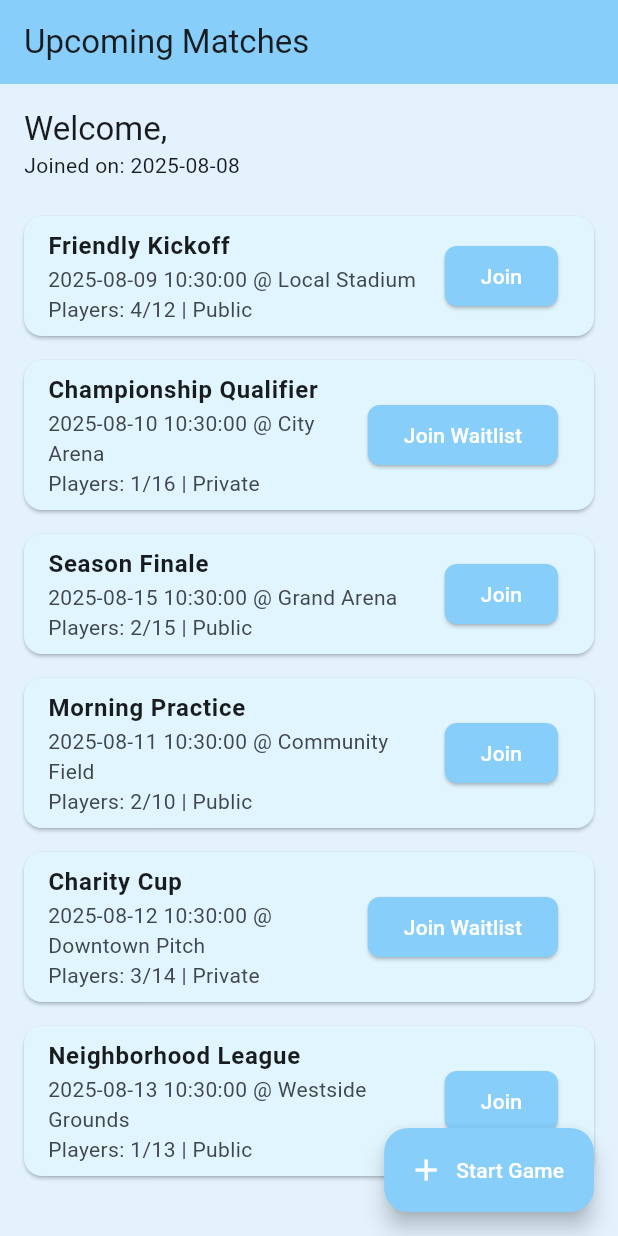
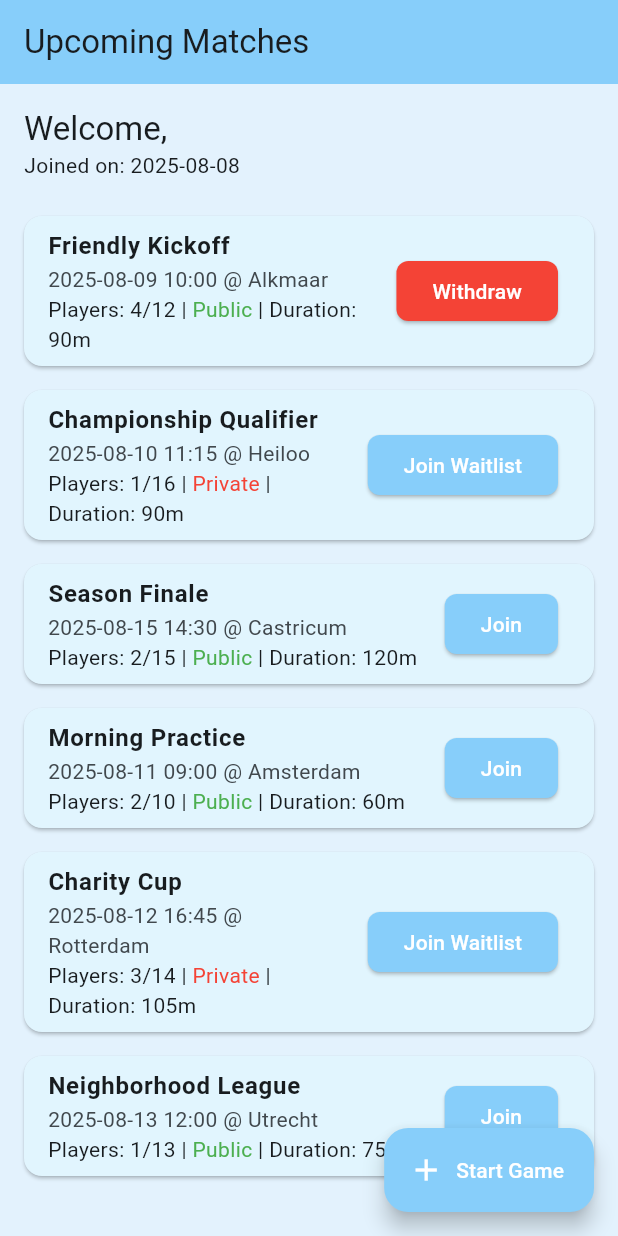
Before and after one commit to Pratikeshsingh/Football_is_life, a Flutter app: the screen it shows after launch, after a tap on "Login", after a tap on "Join", on a phone screen of 412 x 824 dp. Run offline on Flutter 3.47's test engine with Material 3 defaults, Android fonts, the phone set to English and light mode, and no system bars.

Commit message:
Add waitlist logic, duration, and scheduling enhancements

```diff
--- a/lib/models/match.dart
+++ b/lib/models/match.dart
@@ -7,6 +7,8 @@ class Match {
   final int capacity;
   final bool isPrivate;
   final List<String> attendees;
+  final List<String> waitlist;
+  final Duration duration;
 
   Match({
     required this.id,
@@ -17,6 +19,8 @@ class Match {
     required this.capacity,
     required this.isPrivate,
     required this.attendees,
+    required this.waitlist,
+    required this.duration,
   });
 
   bool get isUpcoming => date.isAfter(DateTime.now());
--- a/lib/screens/upcoming_matches_screen.dart
+++ b/lib/screens/upcoming_matches_screen.dart
@@ -8,66 +8,79 @@ class UpcomingMatchesScreen extends StatefulWidget {
   final User user;
   const UpcomingMatchesScreen({Key? key, required this.user}) : super(key: key);
 
+  static final DateTime _now = DateTime.now();
   static final List<Match> matches = [
     Match(
       id: '1',
       title: 'Friendly Kickoff',
-      date: DateTime.now().add(const Duration(days: 1)),
-      location: 'Local Stadium',
+      date: DateTime(_now.year, _now.month, _now.day + 1, 10, 0),
+      location: 'Alkmaar',
       minPlayers: 8,
       capacity: 12,
       isPrivate: false,
       attendees: ['Sam', 'Kim', 'Alex'],
+      waitlist: [],
+      duration: const Duration(minutes: 90),
     ),
     Match(
       id: '2',
       title: 'Championship Qualifier',
-      date: DateTime.now().add(const Duration(days: 2)),
-      location: 'City Arena',
+      date: DateTime(_now.year, _now.month, _now.day + 2, 11, 15),
+      location: 'Heiloo',
       minPlayers: 8,
       capacity: 16,
       isPrivate: true,
       attendees: ['Jordan'],
+      waitlist: [],
+      duration: const Duration(minutes: 90),
     ),
     Match(
       id: '3',
       title: 'Season Finale',
-      date: DateTime.now().add(const Duration(days: 7)),
-      location: 'Grand Arena',
+      date: DateTime(_now.year, _now.month, _now.day + 7, 14, 30),
+      location: 'Castricum',
       minPlayers: 10,
       capacity: 15,
       isPrivate: false,
       attendees: ['Dana', 'Lee'],
+      waitlist: [],
+      duration: const Duration(minutes: 120),
     ),
     Match(
       id: '4',
       title: 'Morning Practice',
-      date: DateTime.now().add(const Duration(days: 3)),
-      location: 'Community Field',
+      date: DateTime(_now.year, _now.month, _now.day + 3, 9, 0),
+      location: 'Amsterdam',
       minPlayers: 6,
       capacity: 10,
       isPrivate: false,
       attendees: ['Morgan', 'Jess'],
+      waitlist: [],
+      duration: const Duration(minutes: 60),
     ),
     Match(
       id: '5',
       title: 'Charity Cup',
-      date: DateTime.now().add(const Duration(days: 4)),
-      location: 'Downtown Pitch',
+      date: DateTime(_now.year, _now.month, _now.day + 4, 16, 45),
+      location: 'Rotterdam',
       minPlayers: 8,
       capacity: 14,
       isPrivate: true,
       attendees: ['Luis', 'Tim', 'Hana'],
+      waitlist: [],
+      duration: const Duration(minutes: 105),
     ),
     Match(
       id: '6',
       title: 'Neighborhood League',
-      date: DateTime.now().add(const Duration(days: 5)),
-      location: 'Westside Grounds',
+      date: DateTime(_now.year, _now.month, _now.day + 5, 12, 0),
+      location: 'Utrecht',
       minPlayers: 8,
       capacity: 13,
       isPrivate: false,
       attendees: ['Ariel'],
+      waitlist: [],
+      duration: const Duration(minutes: 75),
     ),
   ];
 
@@ -76,10 +89,19 @@ class UpcomingMatchesScreen extends StatefulWidget {
 }
 
 class _UpcomingMatchesScreenState extends State<UpcomingMatchesScreen> {
-  void _joinMatch(Match match) {
+  void _toggleParticipation(Match match) {
     setState(() {
-      if (!match.attendees.contains(widget.user.name)) {
-        match.attendees.add(widget.user.name);
+      final name = widget.user.name;
+      if (match.attendees.contains(name)) {
+        match.attendees.remove(name);
+      } else if (match.waitlist.contains(name)) {
+        match.waitlist.remove(name);
+      } else {
+        if (match.isPrivate) {
+          match.waitlist.add(name);
+        } else if (match.attendees.length < match.capacity) {
+          match.attendees.add(name);
+        }
       }
     });
   }
@@ -87,10 +109,13 @@ class _UpcomingMatchesScreenState extends State<UpcomingMatchesScreen> {
   void _showCreateMatchDialog() {
     final titleController = TextEditingController();
     final dateController = TextEditingController();
-    final locationController = TextEditingController();
+    final timeController = TextEditingController();
+    final durationController = TextEditingController();
     final minController = TextEditingController();
     final maxController = TextEditingController();
+    String? selectedLocation;
     bool isPrivate = false;
+    final cities = ['Alkmaar', 'Heiloo', 'Castricum', 'Amsterdam', 'Rotterdam', 'Utrecht'];
 
     showDialog(
       context: context,
@@ -108,23 +133,37 @@ class _UpcomingMatchesScreenState extends State<UpcomingMatchesScreen> {
                   ),
                   TextField(
                     controller: dateController,
-                    decoration: const InputDecoration(
-                        labelText: 'Date (YYYY-MM-DD HH:MM)'),
+                    decoration: const InputDecoration(labelText: 'Date (YYYY-MM-DD)'),
                   ),
                   TextField(
-                    controller: locationController,
+                    controller: timeController,
+                    decoration: const InputDecoration(labelText: 'Start Time (HH:MM)'),
+                  ),
+                  TextField(
+                    controller: durationController,
+                    decoration: const InputDecoration(labelText: 'Duration (minutes)'),
+                    keyboardType: TextInputType.number,
+                  ),
+                  DropdownButtonFormField<String>(
+                    value: selectedLocation,
+                    items: cities
+                        .map((c) => DropdownMenuItem(value: c, child: Text(c)))
+                        .toList(),
+                    onChanged: (val) {
+                      setStateDialog(() {
+                        selectedLocation = val;
+                      });
+                    },
                     decoration: const InputDecoration(labelText: 'Location'),
                   ),
                   TextField(
                     controller: minController,
-                    decoration:
-                        const InputDecoration(labelText: 'Min Players'),
+                    decoration: const InputDecoration(labelText: 'Min Players'),
                     keyboardType: TextInputType.number,
                   ),
                   TextField(
                     controller: maxController,
-                    decoration: const InputDecoration(
-                        labelText: 'Max Players (10-16)'),
+                    decoration: const InputDecoration(labelText: 'Max Players (10-16)'),
                     keyboardType: TextInputType.number,
                   ),
                   SwitchListTile(
@@ -151,19 +190,26 @@ class _UpcomingMatchesScreenState extends State<UpcomingMatchesScreen> {
                     return;
                   }
                   final minPlayers = int.tryParse(minController.text) ?? 0;
-                  final dateInput = dateController.text;
+                  final durationMinutes =
+                      int.tryParse(durationController.text) ?? 0;
+                  final dateStr = dateController.text;
+                  final timeStr = timeController.text;
                   final date =
-                      DateTime.tryParse(dateInput.replaceFirst(' ', 'T')) ??
-                          DateTime.now();
+                      DateTime.tryParse('$dateStr $timeStr') ?? DateTime.now();
+                  if (date.minute % 15 != 0) {
+                    return;
+                  }
                   final match = Match(
                     id: DateTime.now().millisecondsSinceEpoch.toString(),
                     title: titleController.text,
                     date: date,
-                    location: locationController.text,
+                    location: selectedLocation ?? cities.first,
                     minPlayers: minPlayers,
                     capacity: maxPlayers,
                     isPrivate: isPrivate,
                     attendees: [],
+                    waitlist: [],
+                    duration: Duration(minutes: durationMinutes),
                   );
                   setState(() {
                     UpcomingMatchesScreen.matches.add(match);
@@ -212,6 +258,23 @@ class _UpcomingMatchesScreenState extends State<UpcomingMatchesScreen> {
               itemCount: upcoming.length,
               itemBuilder: (context, index) {
                 final match = upcoming[index];
+                final date = match.date.toLocal();
+                final dateStr =
+                    '${date.year.toString().padLeft(4, '0')}-${date.month.toString().padLeft(2, '0')}-${date.day.toString().padLeft(2, '0')} '
+                    '${date.hour.toString().padLeft(2, '0')}:${date.minute.toString().padLeft(2, '0')}';
+                final isPlayer = match.attendees.contains(widget.user.name);
+                final isWaitlisted = match.waitlist.contains(widget.user.name);
+                String buttonText;
+                Color buttonColor = const Color(0xFF87CEFA);
+                if (isPlayer) {
+                  buttonText = 'Withdraw';
+                  buttonColor = Colors.red;
+                } else if (isWaitlisted) {
+                  buttonText = 'Leave Waitlist';
+                  buttonColor = Colors.orange;
+                } else {
+                  buttonText = match.isPrivate ? 'Join Waitlist' : 'Join';
+                }
                 return Card(
                   color: const Color(0xFFE1F5FE),
                   margin: const EdgeInsets.symmetric(horizontal: 16, vertical: 8),
@@ -220,22 +283,42 @@ class _UpcomingMatchesScreenState extends State<UpcomingMatchesScreen> {
                       match.title,
                       style: const TextStyle(fontWeight: FontWeight.bold),
                     ),
-                    subtitle: Text(
-                        '${match.date.toLocal()}'.split('.').first +
-                            ' @ ${match.location}\n'
-                            'Players: ${match.attendees.length}/${match.capacity} | '
-                            '${match.isPrivate ? 'Private' : 'Public'}'),
+                    subtitle: Column(
+                      crossAxisAlignment: CrossAxisAlignment.start,
+                      children: [
+                        Text('$dateStr @ ${match.location}'),
+                        RichText(
+                          text: TextSpan(
+                            style: Theme.of(context).textTheme.bodyMedium,
+                            children: [
+                              TextSpan(
+                                  text:
+                                      'Players: ${match.attendees.length}/${match.capacity} | '),
+                              TextSpan(
+                                text: match.isPrivate ? 'Private' : 'Public',
+                                style: TextStyle(
+                                    color: match.isPrivate
+                                        ? Colors.red
+                                        : Colors.green),
+                              ),
+                              TextSpan(
+                                  text:
+                                      ' | Duration: ${match.duration.inMinutes}m'),
+                            ],
+                          ),
+                        ),
+                      ],
+                    ),
                     trailing: ElevatedButton(
                       style: ElevatedButton.styleFrom(
-                        backgroundColor: const Color(0xFF87CEFA),
+                        backgroundColor: buttonColor,
                         foregroundColor: Colors.white,
                         shape: RoundedRectangleBorder(
                           borderRadius: BorderRadius.circular(8),
                         ),
                       ),
-                      onPressed: () => _joinMatch(match),
-                      child:
-                          Text(match.isPrivate ? 'Join Waitlist' : 'Join'),
+                      onPressed: () => _toggleParticipation(match),
+                      child: Text(buttonText),
                     ),
                     onTap: () {
                       Navigator.of(context).push(
```
Also changed, not shown: lib/screens/match_detail_screen.dart (+34 -7 lines).
